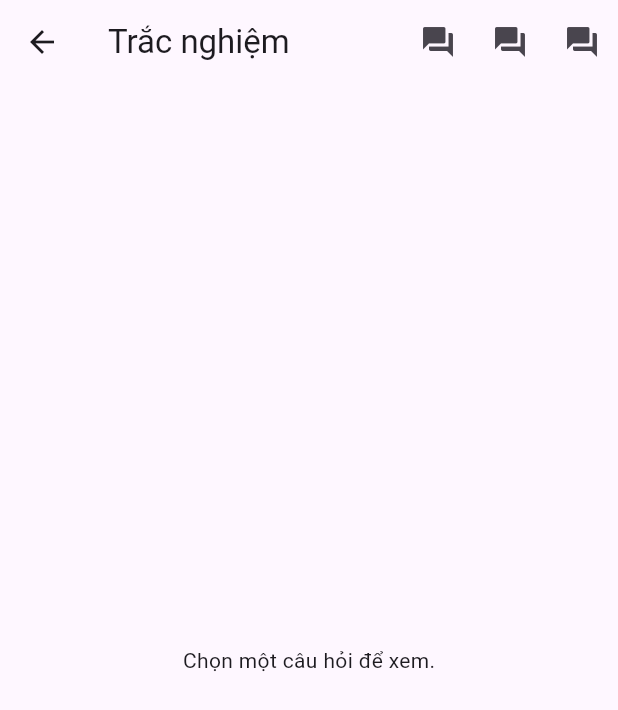
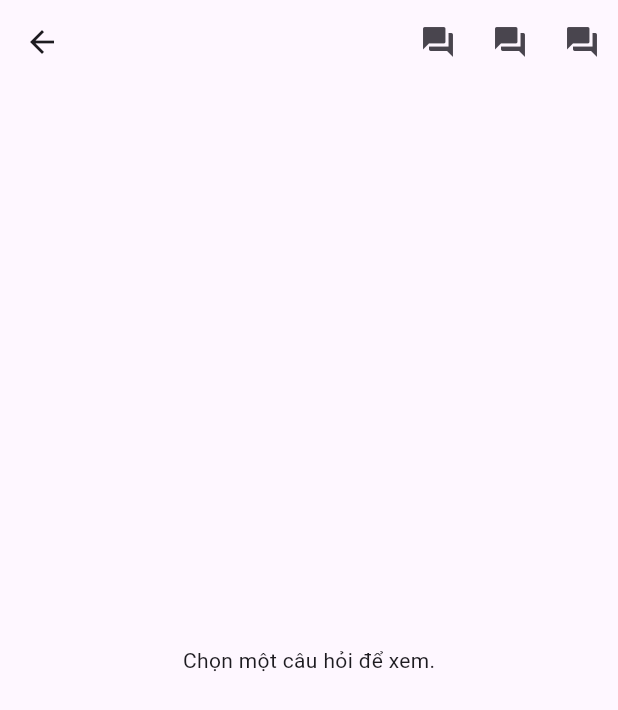
Before and after one commit to thang44hdai/StudyApp-TTCS, a Flutter app: the test screen opened directly, on a phone screen of 412 x 824 dp. Shown: the top 710 px of the screen. Run offline on Flutter 3.47's test engine with Material 3 defaults, Android fonts, the phone set to English and light mode, and no system bars; our stand-ins replace font_awesome_flutter.

Commit message:
update ui quiz screen

```diff
--- a/lib/features/quiz_test/test.dart
+++ b/lib/features/quiz_test/test.dart
@@ -28,7 +28,6 @@ class _test extends State<test> {
   Widget build(BuildContext context) {
     return Scaffold(
       appBar: AppBar(
-        title: Text('Trắc nghiệm'),
         actions: [
           for (var i = 0; i < questions.length; i++)
             IconButton(
```
